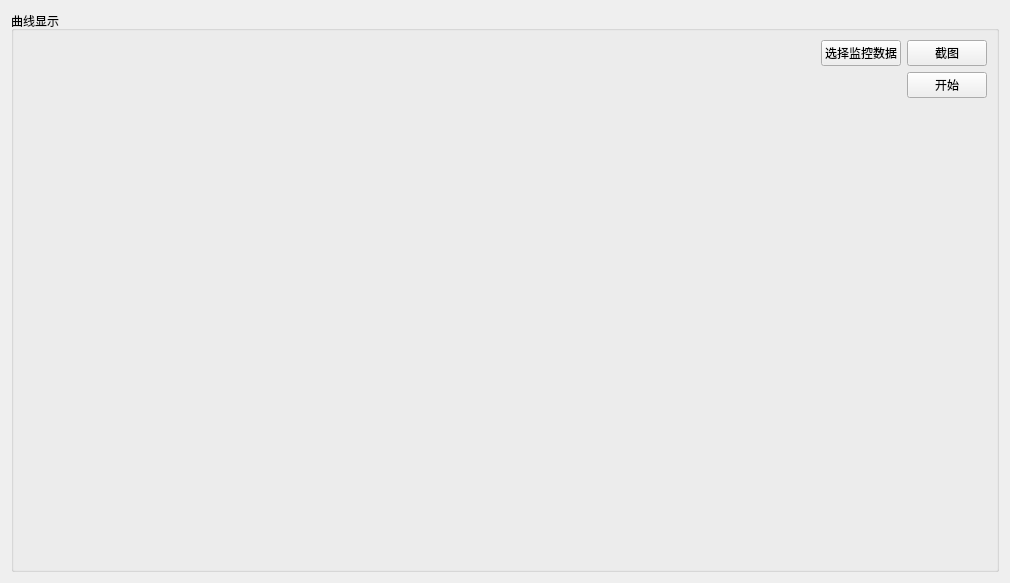
First picture: the form in RTDataPlot/Form_RTdata_plot.ui, repository SanXiaoXing/PyUtilDemos, before the edit.
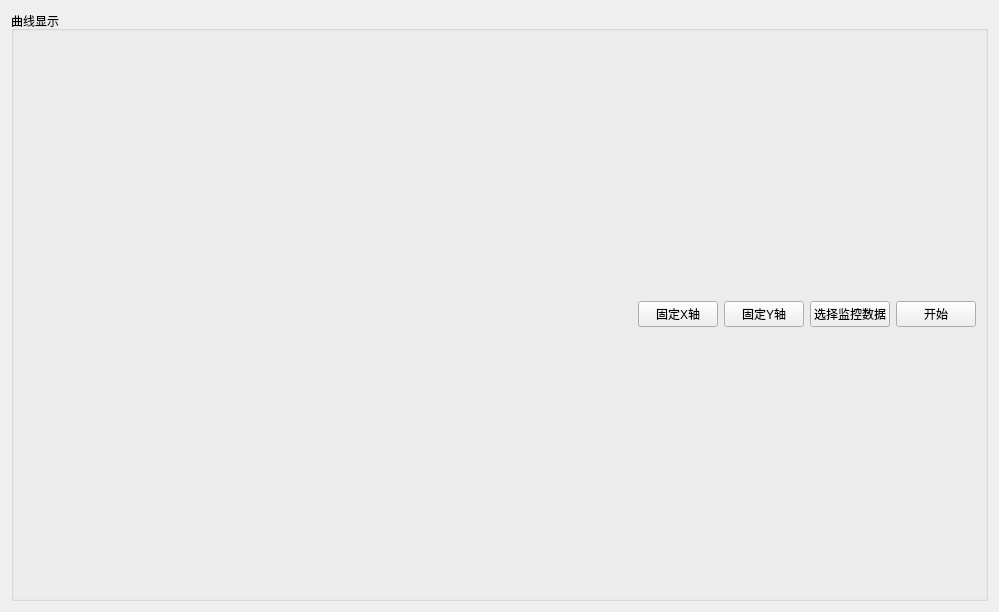
Second picture: the form after the edit.

Commit message: feat(RTDataPlot): add X-axis mode toggling and Y-axis autoscaling and change mainUI

The edit to the form file:
```diff
--- a/RTDataPlot/Form_RTdata_plot.ui
+++ b/RTDataPlot/Form_RTdata_plot.ui
@@ -6,8 +6,8 @@
    <rect>
     <x>0</x>
     <y>0</y>
-    <width>1010</width>
-    <height>583</height>
+    <width>999</width>
+    <height>612</height>
    </rect>
   </property>
   <property name="windowTitle">
@@ -19,47 +19,10 @@
      <property name="title">
       <string>曲线显示</string>
      </property>
-     <layout class="QHBoxLayout" name="horizontalLayout_3" stretch="7,3">
+     <layout class="QVBoxLayout" name="verticalLayout" stretch="1,9">
       <item>
-       <layout class="QHBoxLayout" name="horizontalLayout_plot">
+       <layout class="QHBoxLayout" name="horizontalLayout_3">
         <item>
-         <widget class="QWidget" name="plot_widget" native="true"/>
-        </item>
-       </layout>
-      </item>
-      <item>
-       <layout class="QGridLayout" name="gridLayout" rowstretch="1,8,1,0">
-        <item row="2" column="0" colspan="3">
-         <layout class="QGridLayout" name="gridLayout_data"/>
-        </item>
-        <item row="3" column="1">
-         <spacer name="verticalSpacer">
-          <property name="orientation">
-           <enum>Qt::Vertical</enum>
-          </property>
-          <property name="sizeHint" stdset="0">
-           <size>
-            <width>20</width>
-            <height>40</height>
-           </size>
-          </property>
-         </spacer>
-        </item>
-        <item row="0" column="1">
-         <widget class="QPushButton" name="pushButton_select">
-          <property name="text">
-           <string>选择监控数据</string>
-          </property>
-         </widget>
-        </item>
-        <item row="0" column="2">
-         <widget class="QPushButton" name="pushButton_screenshot">
-          <property name="text">
-           <string>截图</string>
-          </property>
-         </widget>
-        </item>
-        <item row="0" column="0">
          <spacer name="horizontalSpacer">
           <property name="orientation">
            <enum>Qt::Horizontal</enum>
@@ -72,7 +35,28 @@
           </property>
          </spacer>
         </item>
-        <item row="1" column="2">
+        <item>
+         <widget class="QPushButton" name="pushButton_xmode">
+          <property name="text">
+           <string>固定X轴</string>
+          </property>
+         </widget>
+        </item>
+        <item>
+         <widget class="QPushButton" name="pushButton_yautoscale">
+          <property name="text">
+           <string>固定Y轴</string>
+          </property>
+         </widget>
+        </item>
+        <item>
+         <widget class="QPushButton" name="pushButton_select">
+          <property name="text">
+           <string>选择监控数据</string>
+          </property>
+         </widget>
+        </item>
+        <item>
          <widget class="QPushButton" name="pushButton_control">
           <property name="text">
            <string>开始</string>
```
Left out of the diff: 3 changed lines with no effect on the pictures. The commit also changes 4 other files.
